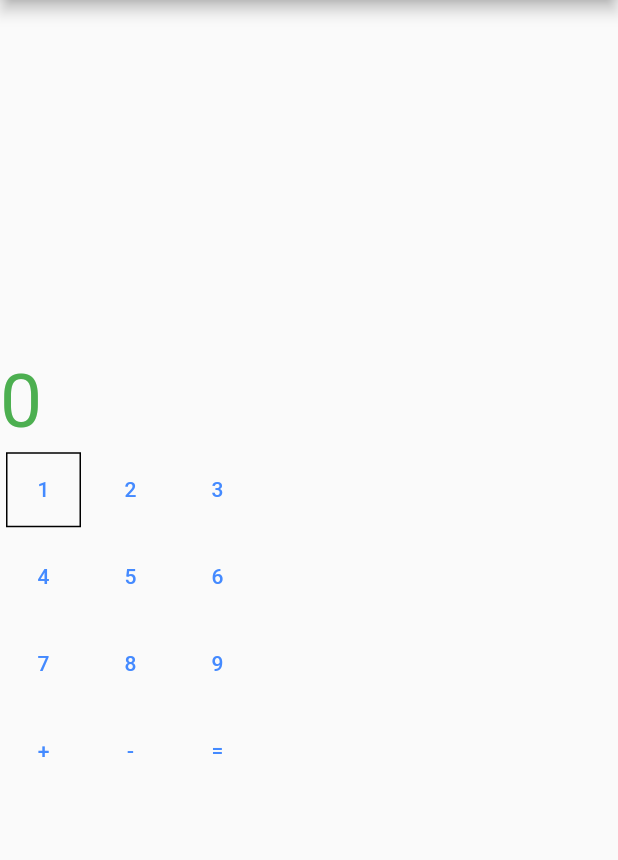
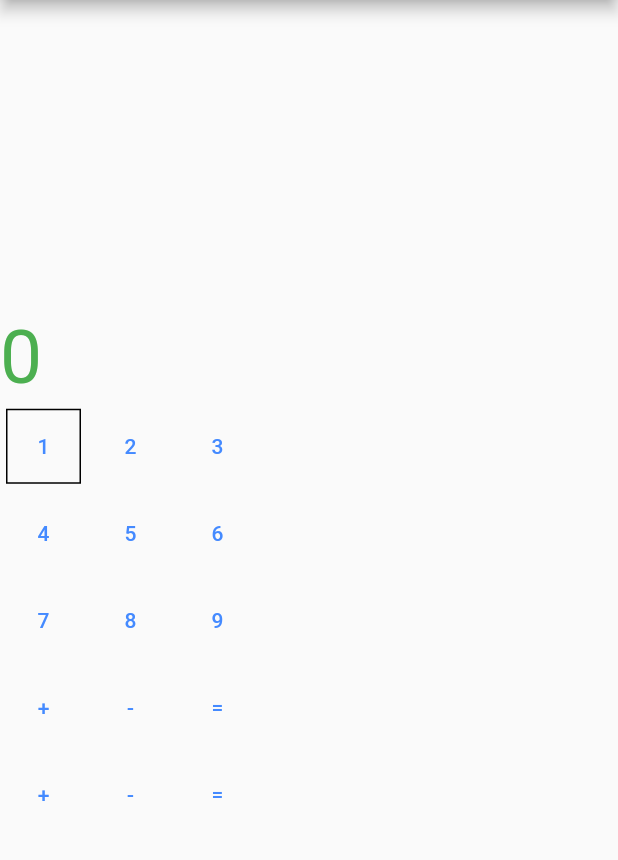
Before and after one commit to phucvm2023/flutter_calculator, a Flutter app: the screen it shows after launch, on a phone screen of 412 x 824 dp, the part 84-944 px from its top. Run offline on Flutter 3.47's test engine with Material 2 defaults, Android fonts, the phone set to English and light mode, and no system bars; Roboto replaces fonts that are missing (Futura).

Commit message:
build 2023.04.12
upgrade

```diff
--- a/flutter_git001_calculator/lib/main.dart
+++ b/flutter_git001_calculator/lib/main.dart
@@ -313,6 +313,58 @@ class _scr006RouteState extends State<scr006Route> {
                   ),
                 ],
               ),
+              Row(
+                children: [
+                  Container(
+                    margin: const EdgeInsets.all(4),
+                    width: 50,
+                    height: 50,
+//              decoration: BoxDecoration(
+//                color: Colors.blue,
+//                border: Border.all(),
+//              ),
+                    child: TextButton(
+                      child: const Text(
+                        '+',
+                        style: TextStyle(color: Colors.blueAccent),
+                      ),
+                      onPressed: () => _buttonPressed('x'),
+                    ),
+                  ),
+                  Container(
+                    margin: const EdgeInsets.all(4),
+                    width: 50,
+                    height: 50,
+//              decoration: BoxDecoration(
+//                color: Colors.blue,
+//                border: Border.all(),
+//              ),
+                    child: TextButton(
+                      child: const Text(
+                        '-',
+                        style: TextStyle(color: Colors.blueAccent),
+                      ),
+                      onPressed: () => _buttonPressed('/'),
+                    ),
+                  ),
+                  Container(
+                    margin: const EdgeInsets.all(4),
+                    width: 50,
+                    height: 50,
+//              decoration: BoxDecoration(
+//                color: Colors.blue,
+//                border: Border.all(),
+//              ),
+                    child: TextButton(
+                      child: const Text(
+                        '=',
+                        style: TextStyle(color: Colors.blueAccent),
+                      ),
+                      onPressed: () => _buttonPressed('C'),
+                    ),
+                  ),
+                ],
+              ),
             ]),
           ),
         )
```
